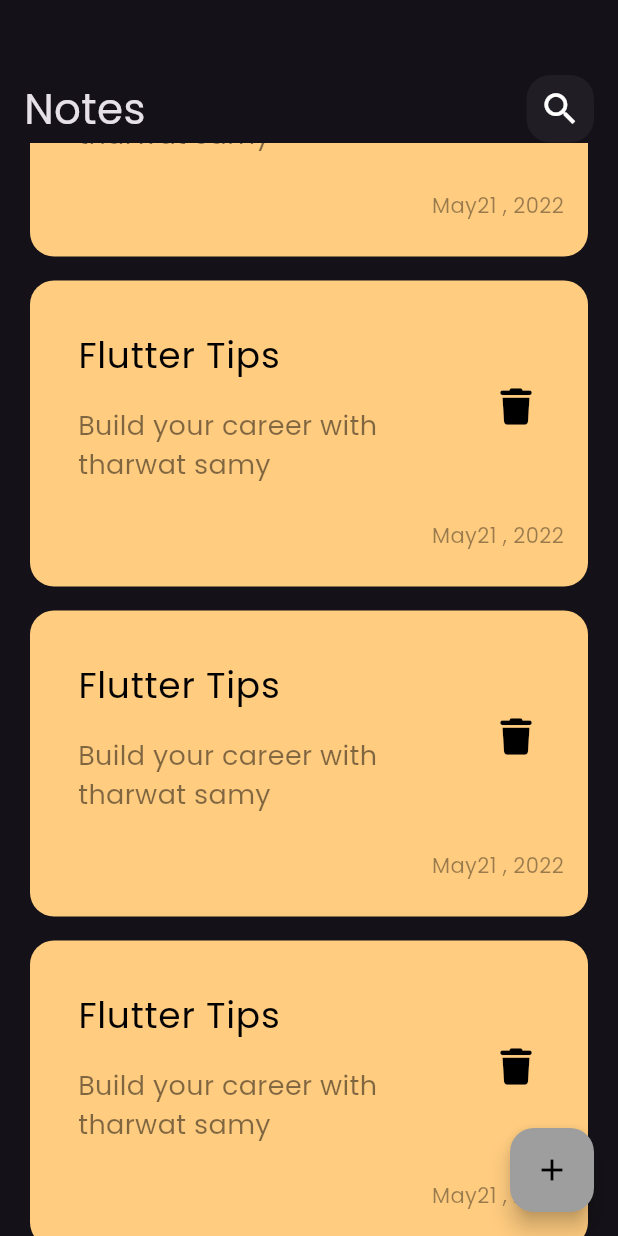
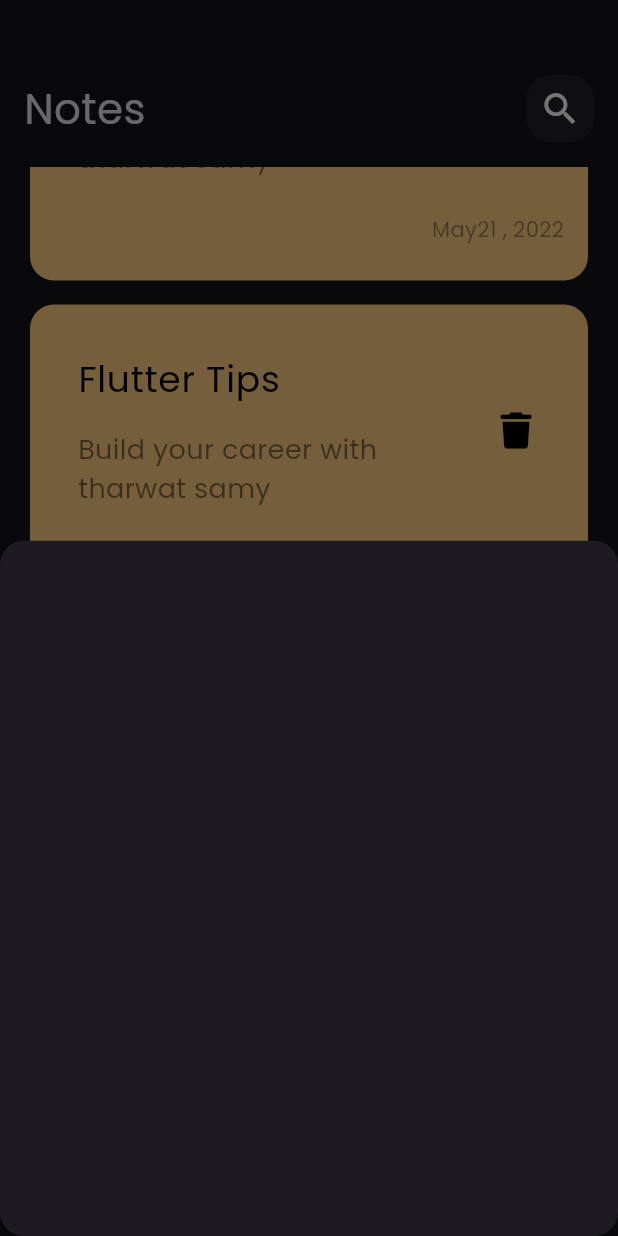
Before and after one commit to Elywa/Notes-App, a Flutter app: the screen it shows after launch, scrolled down 576 dp, after a tap on the "add" icon, on a phone screen of 412 x 824 dp. Run offline on Flutter 3.47's test engine with Material 3 defaults, Android fonts, the phone set to English and light mode, and no system bars; our stand-ins replace font_awesome_flutter.

Commit message:
add Modal Bottom Sheet

```diff
--- a/lib/views/notes_view.dart
+++ b/lib/views/notes_view.dart
@@ -1,4 +1,5 @@
 import 'package:flutter/material.dart';
+import 'package:notes_app/views/widgets/add_note_bottom_sheet.dart';
 import 'package:notes_app/views/widgets/notes_view_body.dart';
 
 class NotesView extends StatelessWidget {
@@ -10,7 +11,16 @@ class NotesView extends StatelessWidget {
       body: const NotesViewBody(),
       floatingActionButton: FloatingActionButton(
         backgroundColor: Colors.grey,
-        onPressed: () {},
+        onPressed: () {
+          showModalBottomSheet(
+              shape: RoundedRectangleBorder(
+                borderRadius: BorderRadius.circular(16),
+              ),
+              context: context,
+              builder: (context) {
+                return const AddNoteBottomSheet();
+              });
+        },
         child: const Icon(
           Icons.add,
           color: Colors.black,
--- /dev/null
+++ b/lib/views/widgets/add_note_bottom_sheet.dart
@@ -0,0 +1,11 @@
+
+import 'package:flutter/material.dart';
+
+class AddNoteBottomSheet extends StatelessWidget {
+  const AddNoteBottomSheet({super.key});
+
+  @override
+  Widget build(BuildContext context) {
+    return Container();
+  }
+}
--- a/lib/views/widgets/notes_list_view.dart
+++ b/lib/views/widgets/notes_list_view.dart
@@ -7,7 +7,11 @@ class NotesListView extends StatelessWidget {
   @override
   Widget build(BuildContext context) {
     return Expanded(
-      child: ListView.builder(itemBuilder: (context, index) {
+      child: Padding(
+        padding: const EdgeInsets.symmetric(vertical: 16),
+        child: ListView.builder(
+            padding: EdgeInsets.zero,
+            itemBuilder: (context, index) {
               return const Padding(
                 padding: EdgeInsets.symmetric(
                   vertical: 8,
@@ -16,6 +20,7 @@ class NotesListView extends StatelessWidget {
                 child: NoteItem(),
               );
             }),
+      ),
     );
   }
 }
```
Lines whose indentation alone changed are shown as unchanged.
